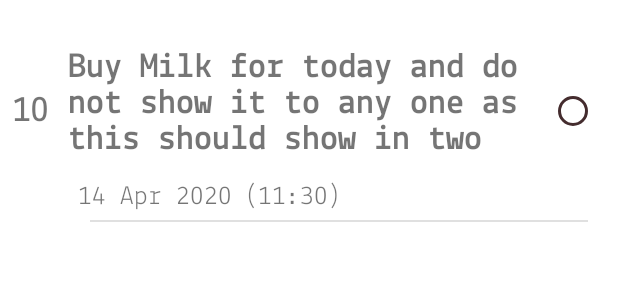
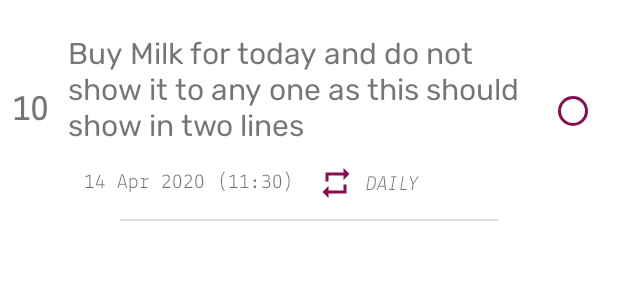
Before and after one commit to amitpanda007/reminder, an Android app: the layout reminder_grid_item.xml on its own in the app's theme, with its tools: preview values and no code run, on a phone screen of 412 x 824 dp. Shown: the top 300 px of the screen. Run offline under Robolectric (Android 15) with nearby library versions, the phone set to English and light mode, and no system bars.

Commit message:
style changes, repeat feature fixes

```diff
--- a/app/src/main/java/com/pandacorp/reminders/ui/main/ListFragment.kt
+++ b/app/src/main/java/com/pandacorp/reminders/ui/main/ListFragment.kt
@@ -165,6 +165,7 @@ class ListFragment : Fragment(), ListAdaptor.OnItemClick {
             reminder.dueTime,
             reminder.dateCreated,
             done,
+            reminder.repeat,
             reminder.intentRequestCode
         )
         mSharedViewModel.updateReminder(updatedReminder)
--- /dev/null
+++ b/app/src/main/res/drawable/ic_repeat_24.xml
@@ -0,0 +1,10 @@
+<vector xmlns:android="http://schemas.android.com/apk/res/android"
+    android:width="24dp"
+    android:height="24dp"
+    android:viewportWidth="24"
+    android:viewportHeight="24"
+    android:tint="?attr/colorControlNormal">
+  <path
+      android:fillColor="@android:color/white"
+      android:pathData="M7,7h10v3l4,-4 -4,-4v3L5,5v6h2L7,7zM17,17L7,17v-3l-4,4 4,4v-3h12v-6h-2v4z"/>
+</vector>
--- a/app/src/main/res/layout/reminder_grid_item.xml
+++ b/app/src/main/res/layout/reminder_grid_item.xml
@@ -26,10 +26,10 @@
         android:layout_marginStart="45dp"
         android:layout_marginTop="24dp"
         android:layout_marginEnd="60dp"
-        android:fontFamily="@font/lekton_bold"
+        android:fontFamily="@font/rubik_regular"
         android:maxLines="3"
         android:singleLine="false"
-        android:textSize="24sp"
+        android:textSize="20sp"
         app:layout_constraintEnd_toEndOf="parent"
         app:layout_constraintStart_toEndOf="@+id/reminderId"
         app:layout_constraintTop_toTopOf="parent"
@@ -39,10 +39,10 @@
         android:id="@+id/dueDate"
         android:layout_width="wrap_content"
         android:layout_height="wrap_content"
-        android:layout_marginStart="20dp"
+        android:layout_marginStart="24dp"
         android:fontFamily="@font/lekton_regular"
         android:text="14 Apr 2020"
-        android:textSize="18sp"
+        android:textSize="14sp"
         app:layout_constraintBottom_toBottomOf="parent"
         app:layout_constraintStart_toEndOf="@+id/reminderId"
         app:layout_constraintTop_toBottomOf="@+id/reminderText" />
@@ -54,17 +54,41 @@
         android:layout_marginStart="8dp"
         android:fontFamily="@font/lekton_regular"
         android:text="(11:30)"
-        android:textSize="18sp"
+        android:textSize="14sp"
         app:layout_constraintBottom_toBottomOf="parent"
         app:layout_constraintStart_toEndOf="@+id/dueDate"
+        app:layout_constraintTop_toBottomOf="@+id/reminderText" />
+
+    <ImageButton
+        android:id="@+id/repeatImageButton"
+        android:layout_width="wrap_content"
+        android:layout_height="wrap_content"
+        android:layout_marginStart="16dp"
+        android:background="@color/white"
+        app:layout_constraintBottom_toBottomOf="parent"
+        app:layout_constraintStart_toEndOf="@+id/dueTime"
+        app:layout_constraintTop_toBottomOf="@+id/reminderText"
+        app:srcCompat="@drawable/ic_repeat_24" />
+
+    <TextView
+        android:id="@+id/repeatText"
+        android:layout_width="wrap_content"
+        android:layout_height="wrap_content"
+        android:layout_marginStart="8dp"
+        android:fontFamily="@font/lekton_italic"
+        android:text="DAILY"
+        android:textSize="14sp"
+        app:layout_constraintBottom_toBottomOf="parent"
+        app:layout_constraintStart_toEndOf="@+id/repeatImageButton"
         app:layout_constraintTop_toBottomOf="@+id/reminderText" />
 
     <View
         android:id="@+id/divider"
         android:layout_width="match_parent"
         android:layout_height="1dp"
-        android:layout_marginStart="60dp"
-        android:layout_marginEnd="20dp"
+        android:layout_marginStart="80dp"
+        android:layout_marginTop="12dp"
+        android:layout_marginEnd="80dp"
         android:background="?android:attr/listDivider"
         app:layout_constraintEnd_toEndOf="parent"
         app:layout_constraintStart_toStartOf="parent"
--- a/app/src/main/res/values/colors.xml
+++ b/app/src/main/res/values/colors.xml
@@ -5,12 +5,15 @@
 <!--    <color name="basil_green_500">#FF37966F</color>-->
 <!--    <color name="basil_green_100">#FFB9E4C9</color>-->
 <!--    <color name="basil_orange_800">#DF7150</color>-->
-<!--    <color name="basil_orange_500">#FF5722</color>-->
+    <color name="basil_orange_500">#FF5722</color>
 <!--    <color name="basil_orange_50">#FFFFFBE6</color>-->
 
 <!--    Material shrine-->
-    <color name="pink_100">#FFFEDBD0</color>
-    <color name="pink_900">#FF442C2E</color>
+<!--    <color name="pink_100">#FFFEDBD0</color>-->
+<!--    <color name="pink_900">#FF442C2E</color>-->
+
+    <color name="pink_100">#FFF8BBD0</color>
+    <color name="pink_900">#FF880E4F</color>
     <color name="pink_50">#FFFEEAE6</color>
 
     <color name="black">#FF000000</color>
--- a/app/src/main/res/values/themes.xml
+++ b/app/src/main/res/values/themes.xml
@@ -4,11 +4,11 @@
         <!-- Primary brand color. -->
         <item name="colorPrimary">@color/pink_100</item>
         <item name="colorPrimaryVariant">@color/pink_900</item>
-<!--        <item name="colorOnPrimary">@color/basil_green_100</item>-->
+<!--        <item name="colorOnPrimary">@color/basil_orange_500</item>-->
         <!-- Secondary brand color. -->
         <item name="colorSecondary">@color/pink_50</item>
         <item name="colorSecondaryVariant">@color/pink_900</item>
-<!--        <item name="colorOnSecondary">@color/basil_orange_50</item>-->
+<!--        <item name="colorOnSecondary">@color/basil_orange_500</item>-->
         <!-- Status bar color. -->
         <item name="toolbarStyle">@style/MyToolbar</item>
         <item name="android:statusBarColor" tools:targetApi="l">?attr/colorPrimaryVariant</item>
```
Also changed, not shown: app/src/main/java/com/pandacorp/reminders/data/Reminder.kt (+10 -1 lines), app/src/main/java/com/pandacorp/reminders/model/Repeat.kt (added, +9 -0 lines), app/src/main/java/com/pandacorp/reminders/ui/main/AddFragment.kt (+16 -7 lines), app/src/main/java/com/pandacorp/reminders/ui/main/ListAdaptor.kt (+16 -5 lines), app/src/main/java/com/pandacorp/reminders/ui/main/UpdateFragment.kt (+67 -12 lines), app/src/main/res/layout/fragment_add.xml (+13 -2 lines), app/src/main/res/layout/fragment_update.xml (+32 -1 lines), app/src/main/res/values/strings.xml (+5 -5 lines).
